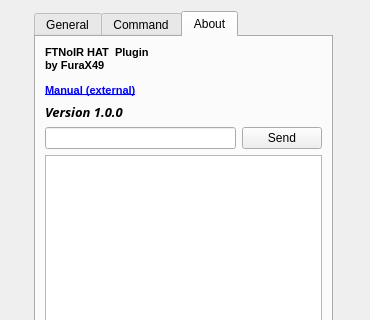
Old version of the form ftnoir_tracker_hatire/ftnoir_hatcontrols.ui in the repository opentrack/opentrack; both pictures show x 0 to 370 and y 0 to 320 of the 370 by 740 pixel window.
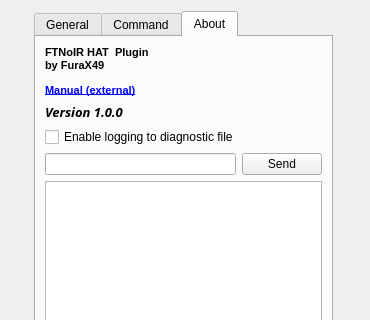
New version of the form. The open tabs and pages were chosen to show the change. Icons and pictures are not drawn.

What changed in the file:
```diff
--- a/ftnoir_tracker_hatire/ftnoir_hatcontrols.ui
+++ b/ftnoir_tracker_hatire/ftnoir_hatcontrols.ui
@@ -1119,7 +1119,7 @@
          </property>
         </widget>
        </item>
-       <item row="2" column="0" colspan="2">
+       <item row="3" column="0" colspan="2">
         <widget class="QLineEdit" name="lineSend">
          <property name="inputMask">
           <string notr="true"/>
@@ -1129,14 +1129,14 @@
          </property>
         </widget>
        </item>
-       <item row="2" column="2">
+       <item row="3" column="2">
         <widget class="QPushButton" name="btnSend">
          <property name="text">
           <string>Send</string>
          </property>
         </widget>
        </item>
-       <item row="3" column="0" colspan="3">
+       <item row="4" column="0" colspan="3">
         <widget class="QPlainTextEdit" name="pteINFO">
          <property name="contextMenuPolicy">
           <enum>Qt::ActionsContextMenu</enum>
@@ -1158,6 +1158,16 @@
          </property>
         </widget>
        </item>
+       <item row="2" column="0" colspan="3">
+        <widget class="QCheckBox" name="chkEnableLogging">
+         <property name="toolTip">
+          <string>Disable when not in use, will have a performance impact</string>
+         </property>
+         <property name="text">
+          <string>Enable logging to diagnostic file</string>
+         </property>
+        </widget>
+       </item>
       </layout>
      </widget>
     </widget>
```
